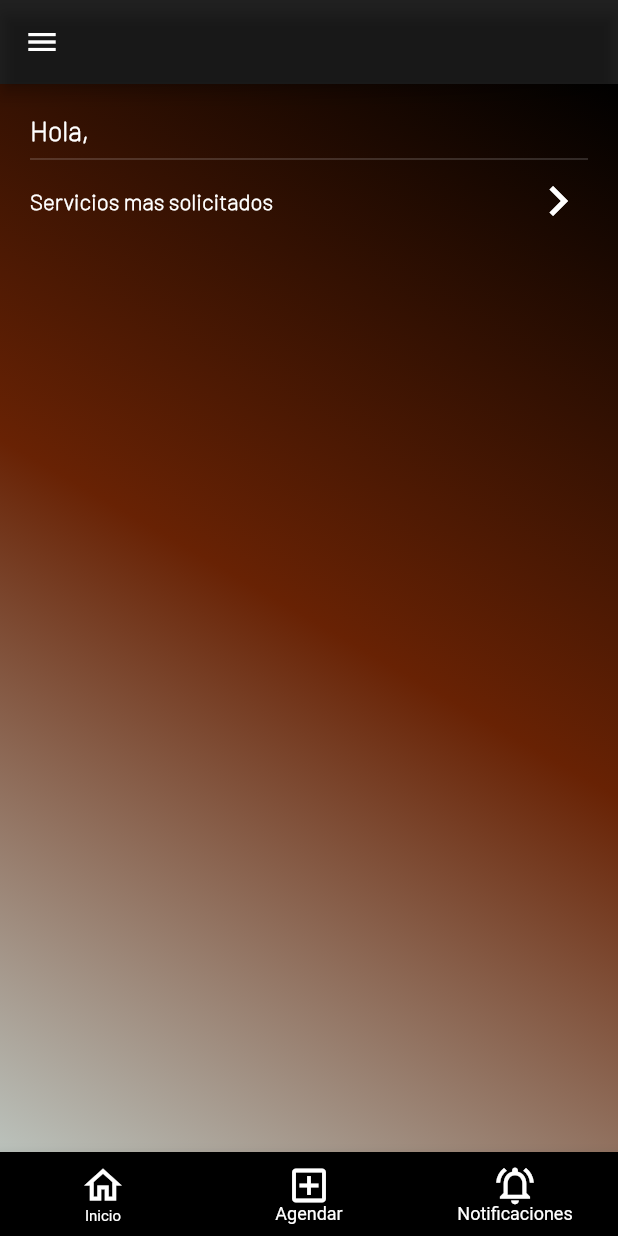
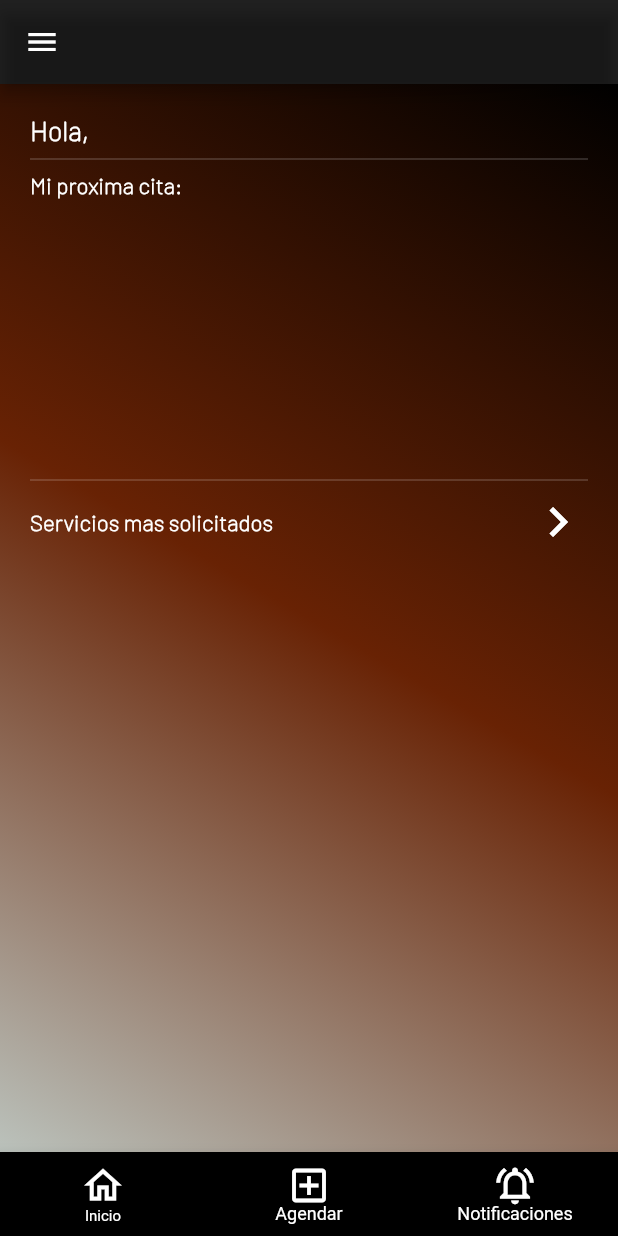
Before and after one commit to bdgv11/BarberShopApp, a Flutter app: the HomePageScreen screen opened directly with empty values, on a phone screen of 412 x 824 dp. Run offline on Flutter 3.47's test engine with Material 2 defaults, Android fonts, the phone set to English and light mode, and no system bars; our stand-ins replace animate_do, cloud_firestore, firebase_auth, firebase_core, google_fonts, table_calendar; accounts and stored records are empty.

Commit message:
Adding next appointment widget to homePage

```diff
--- a/barber/lib/feature_appointment/firebase_methods/collections_methods.dart
+++ b/barber/lib/feature_appointment/firebase_methods/collections_methods.dart
@@ -2,14 +2,14 @@ import 'package:cloud_firestore/cloud_firestore.dart';
 
 List<String> horas = [
   '10:00 am',
-  '11:00 am',
+  /*'11:00 am',
   '12:00 md',
   '1:00 pm',
   '2:00 pm',
   '3:00 pm',
   '4:00 pm',
   '5:00 pm',
-  '6:00 pm'
+  '6:00 pm'*/
 ];
 
 //List<String> barberos = ['Barbero1', 'Barbero2'];
--- a/barber/lib/feature_home/screens/home_page.dart
+++ b/barber/lib/feature_home/screens/home_page.dart
@@ -4,6 +4,7 @@ import 'package:barber/feature_home/widgets/bottom_navigation.dart';
 import 'package:barber/feature_home/widgets/drawer_widget.dart';
 import 'package:cloud_firestore/cloud_firestore.dart';
 import 'package:firebase_auth/firebase_auth.dart';
+import 'package:firebase_core/firebase_core.dart';
 import 'package:flutter/material.dart';
 
 class HomePageScreen extends StatefulWidget {
@@ -21,12 +22,43 @@ class _MyWidgetState extends State<HomePageScreen> {
   @override
   void initState() {
     _user = widget.user;
+    Firebase.initializeApp();
     super.initState();
   }
 
   @override
   Widget build(BuildContext context) {
     final double width = MediaQuery.of(context).size.width;
+    print('DateTime.Now == ${DateTime.now()}');
+    print('TimeStamp.Now == ${Timestamp.now()}');
+    print('DateTime.Now,milisse == ${DateTime.now().millisecondsSinceEpoch}');
+
+    String getFormattedDate(String year, String month, String day) {
+      String fecha;
+      String m = '';
+      String d = '';
+      if (month.length == 1) {
+        m = '0$month';
+      } else {
+        m = month;
+      }
+      if (day.length == 1) {
+        d = '0$day';
+      } else {
+        d = day;
+      }
+      fecha = '$year-$m-$d';
+      return fecha;
+    }
+
+    String fecha = getFormattedDate(DateTime.now().year.toString(),
+        DateTime.now().month.toString(), DateTime.now().day.toString());
+
+    DateTime dateTimeFecha = DateTime.parse(fecha);
+    dateTimeFecha.millisecondsSinceEpoch;
+    print(Timestamp.fromDate(dateTimeFecha));
+
+    print('Este es === $dateTimeFecha');
 
     return Scaffold(
       appBar: AppBar(backgroundColor: Colors.black87),
@@ -59,6 +91,106 @@ class _MyWidgetState extends State<HomePageScreen> {
                       fontWeight: FontWeight.bold),
                 ),
               ],
+            ),
+            const Divider(
+              thickness: 0.2,
+              color: Colors.white,
+            ),
+            Row(
+              mainAxisAlignment: MainAxisAlignment.start,
+              children: const [
+                Text(
+                  'Mi proxima cita:',
+                  style: TextStyle(
+                      color: Colors.white,
+                      fontSize: 15,
+                      fontWeight: FontWeight.bold,
+                      fontFamily: 'Barlow'),
+                )
+              ],
+            ),
+            SizedBox(
+              height: 180,
+              child: StreamBuilder(
+                stream: FirebaseFirestore.instance
+                    .collection('Cita')
+                    .where('Cliente', isEqualTo: _user.displayName.toString())
+                    .where('Fecha',
+                        isGreaterThanOrEqualTo:
+                            DateTime.now().millisecondsSinceEpoch)
+                    .limit(1)
+                    .snapshots(),
+                builder: (BuildContext context,
+                    AsyncSnapshot<QuerySnapshot> snapshot) {
+                  if (snapshot.connectionState == ConnectionState.waiting) {
+                    return const Center(
+                      child: CircularProgressIndicator(),
+                    );
+                  }
+                  if (snapshot.hasData) {
+                    return ListView.builder(
+                      shrinkWrap: true,
+                      itemCount: snapshot.data!.docs.length,
+                      itemBuilder: (context, index) {
+                        final DocumentSnapshot documentSnapshot =
+                            snapshot.data!.docs[index];
+
+                        DateTime fechaDesdeBD =
+                            DateTime.fromMillisecondsSinceEpoch(
+                                documentSnapshot['Fecha']
+                                    .millisecondsSinceEpoch);
+                        print('Fecha desde DB $fechaDesdeBD');
+                        print(documentSnapshot['Fecha']);
+
+                        String fechaFormateada =
+                            '${fechaDesdeBD.day.toString()}/${fechaDesdeBD.month.toString()}/${fechaDesdeBD.year.toString()}';
+
+                        return FadeIn(
+                          delay: Duration(milliseconds: 200 * index),
+                          child: ListTile(
+                            shape: RoundedRectangleBorder(
+                              borderRadius: BorderRadius.circular(20),
+                            ),
+                            leading: const Icon(
+                              Icons.apple_outlined,
+                              color: Colors.white70,
+                              //size: 50,
+                            ),
+                            title: Text(
+                              fechaFormateada,
+                              style: const TextStyle(
+                                  color: Colors.white,
+                                  fontFamily: 'Barlow',
+                                  fontWeight: FontWeight.bold,
+                                  fontSize: 20),
+                            ),
+                            subtitle: Text(
+                              documentSnapshot['TipoServicio'],
+                              style: const TextStyle(
+                                  color: Colors.white,
+                                  fontFamily: 'Barlow',
+                                  fontWeight: FontWeight.bold,
+                                  fontSize: 20),
+                            ),
+                            trailing: Text(
+                              documentSnapshot['Hora'],
+                              style: const TextStyle(
+                                  color: Colors.white,
+                                  fontFamily: 'Barlow',
+                                  fontWeight: FontWeight.bold,
+                                  fontSize: 25),
+                            ),
+                            onTap: () {
+                              setState(() {});
+                            },
+                          ),
+                        );
+                      },
+                    );
+                  }
+                  return const CircularProgressIndicator();
+                },
+              ),
             ),
             const Divider(
               thickness: 0.2,
```
